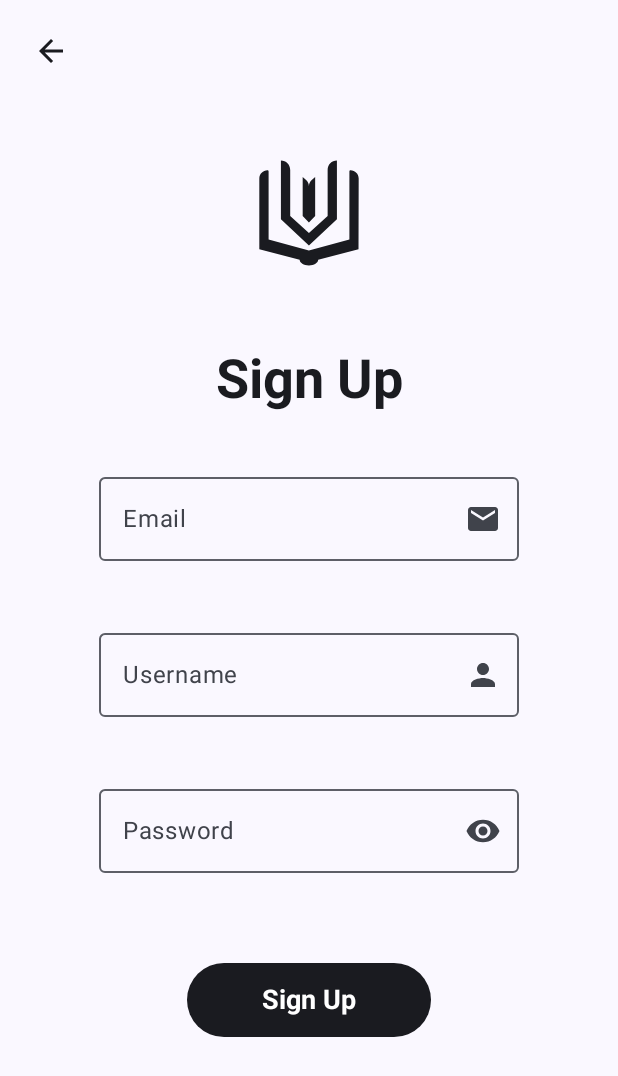
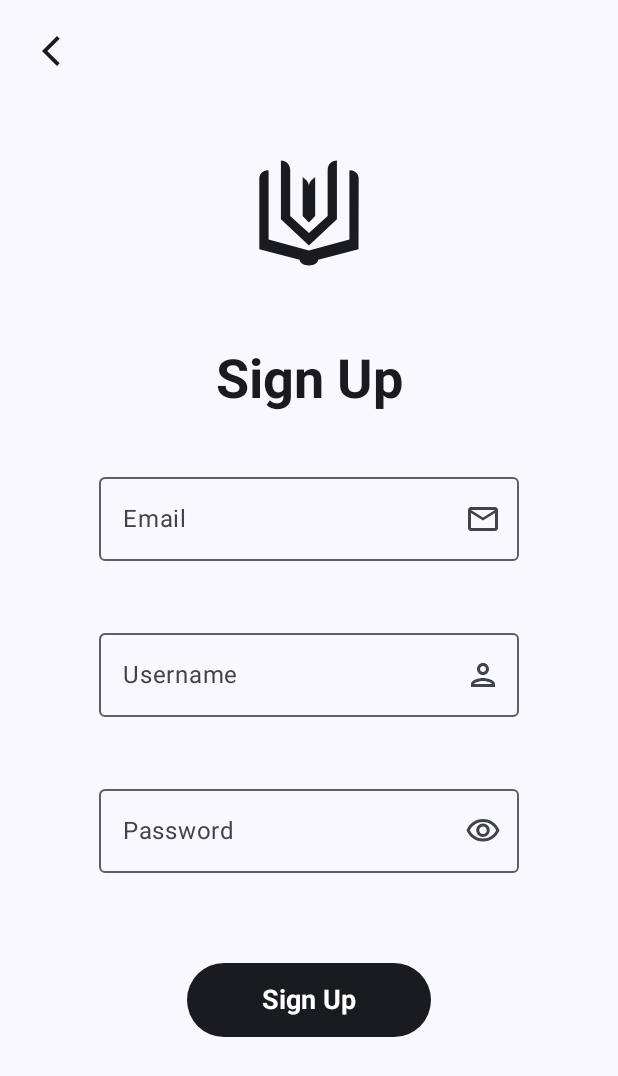
Before and after one commit to almerti/Egline, an Android app built with Jetpack Compose: the RegisterScreen screen opened through its navigation route, on a phone screen of 412 x 824 dp. Shown: the top 1076 px of the screen. Run offline under Robolectric (Android 15) with nearby library versions, the phone set to English and light mode, and no system bars; our stand-ins replace Dagger/Hilt's generated code; network calls fail.

Commit message:
Changed fields icons

```diff
--- a/app/src/main/java/almerti/egline/feature/login/LoginScreen.kt
+++ b/app/src/main/java/almerti/egline/feature/login/LoginScreen.kt
@@ -27,8 +27,12 @@ import androidx.compose.ui.unit.dp
 import androidx.compose.ui.unit.sp
 import almerti.egline.ui.components.PasswordField
 import android.annotation.SuppressLint
+import android.graphics.drawable.Icon
 import androidx.compose.foundation.layout.Spacer
 import androidx.compose.foundation.layout.fillMaxWidth
+import androidx.compose.material.icons.Icons
+import androidx.compose.material.icons.outlined.Deck
+import androidx.compose.material.icons.outlined.Email
 import androidx.compose.material3.Icon
 import androidx.compose.material3.MaterialTheme
 import androidx.compose.material3.Scaffold
@@ -92,7 +96,7 @@ fun LoginScreen(
                 CustomTextField(
                     // email field
                     labelText = stringResource(id = R.string.email_label),
-                    icon = R.drawable.baseline_email_24,
+                    icon = {Icon(Icons.Outlined.Email, contentDescription = null)},
                     value = state.email,
                     onValueChange = {
                         viewModel.onEvent(LoginFormEvent.EmailChanged(it))
--- a/app/src/main/java/almerti/egline/feature/register/RegisterScreen.kt
+++ b/app/src/main/java/almerti/egline/feature/register/RegisterScreen.kt
@@ -27,6 +27,9 @@ import androidx.compose.ui.unit.sp
 import almerti.egline.ui.components.PasswordField
 import android.annotation.SuppressLint
 import androidx.compose.foundation.layout.fillMaxWidth
+import androidx.compose.material.icons.Icons
+import androidx.compose.material.icons.outlined.Email
+import androidx.compose.material.icons.outlined.Person
 import androidx.compose.material3.Icon
 import androidx.compose.material3.MaterialTheme
 import androidx.compose.material3.Scaffold
@@ -89,7 +92,7 @@ fun RegisterScreen(
                 CustomTextField(
                     // email field
                     labelText = stringResource(id = R.string.email_label),
-                    icon = R.drawable.baseline_email_24,
+                    icon = {Icon(Icons.Outlined.Email, contentDescription = null)},
                     value = state.email,
                     onValueChange = {
                         viewModel.onEvent(RegisterFormEvent.EmailChanged(it))
@@ -100,7 +103,7 @@ fun RegisterScreen(
                 CustomTextField(
                     // username field
                     labelText = stringResource(id = R.string.username_label),
-                    icon = R.drawable.baseline_person_24,
+                    icon = {Icon(Icons.Outlined.Person, contentDescription = null)},
                     value = state.displayName,
                     onValueChange = {
                         viewModel.onEvent(RegisterFormEvent.DisplayNameChanged(it))
--- a/app/src/main/java/almerti/egline/ui/components/BackButton.kt
+++ b/app/src/main/java/almerti/egline/ui/components/BackButton.kt
@@ -4,6 +4,8 @@ import almerti.egline.R
 import androidx.compose.foundation.layout.PaddingValues
 import androidx.compose.foundation.layout.size
 import androidx.compose.foundation.shape.CircleShape
+import androidx.compose.material.icons.Icons
+import androidx.compose.material.icons.outlined.ArrowBackIosNew
 import androidx.compose.material3.Button
 import androidx.compose.material3.ButtonDefaults
 import androidx.compose.material3.Icon
@@ -24,7 +26,7 @@ fun BackButton(
         onClick = onBackClick,
         content = {
             Icon(
-                imageVector = ImageVector.vectorResource(R.drawable.baseline_arrow_back_24),
+                imageVector = Icons.Outlined.ArrowBackIosNew,
                 contentDescription = null,
                 tint = MaterialTheme.colorScheme.onSurface,
             )
--- a/app/src/main/java/almerti/egline/ui/components/CustomTextField.kt
+++ b/app/src/main/java/almerti/egline/ui/components/CustomTextField.kt
@@ -14,7 +14,7 @@ import androidx.compose.ui.unit.dp
 @Composable
 fun CustomTextField(
     labelText: String,
-    icon: Int,
+    icon: @Composable () -> Unit,
     value: String,
     onValueChange: (String) -> Unit,
     isError: Boolean,
@@ -24,12 +24,7 @@ fun CustomTextField(
         modifier = Modifier.padding(bottom = 24.dp),
         value = value,
         label = {Text(text = labelText)},
-        trailingIcon = {
-            Icon(
-                imageVector = ImageVector.vectorResource(icon),
-                contentDescription = null,
-            )
-        },
+        trailingIcon = icon,
         onValueChange = onValueChange,
         isError = isError,
         supportingText = {
--- a/app/src/main/java/almerti/egline/ui/components/PasswordField.kt
+++ b/app/src/main/java/almerti/egline/ui/components/PasswordField.kt
@@ -1,7 +1,12 @@
 package almerti.egline.ui.components
 
 import almerti.egline.R
+import android.annotation.SuppressLint
 import androidx.compose.foundation.layout.padding
+import androidx.compose.material.icons.Icons
+import androidx.compose.material.icons.outlined.Email
+import androidx.compose.material.icons.outlined.Visibility
+import androidx.compose.material.icons.outlined.VisibilityOff
 import androidx.compose.material3.Icon
 import androidx.compose.material3.IconButton
 import androidx.compose.material3.MaterialTheme
@@ -21,6 +26,7 @@ import androidx.compose.ui.text.input.PasswordVisualTransformation
 import androidx.compose.ui.text.input.VisualTransformation
 import androidx.compose.ui.unit.dp
 
+@SuppressLint("UnrememberedMutableState")
 @Composable
 fun PasswordField(
     value: String,
@@ -29,7 +35,6 @@ fun PasswordField(
     supportingText: String?
 ) {
     var passwordVisibility: Boolean by remember {mutableStateOf(false)}
-    val icon = remember {mutableIntStateOf(R.drawable.baseline_visibility_24)}
 
     OutlinedTextField(
         modifier = Modifier.padding(bottom = 24.dp),
@@ -37,18 +42,15 @@ fun PasswordField(
         label = {Text(text = stringResource(id = R.string.password_label))},
         visualTransformation = if (passwordVisibility) VisualTransformation.None else PasswordVisualTransformation(),
         trailingIcon = {
+            val image = if (passwordVisibility)
+                Icons.Outlined.VisibilityOff
+            else Icons.Outlined.Visibility
+
             IconButton(
-                onClick = {
-                    passwordVisibility = !passwordVisibility
-                    if (passwordVisibility) {
-                        icon.intValue = R.drawable.baseline_visibility_off_24
-                    } else {
-                        icon.intValue = R.drawable.baseline_visibility_24
-                    }
-                },
+                onClick = {passwordVisibility = !passwordVisibility},
             ) {
                 Icon(
-                    imageVector = ImageVector.vectorResource(icon.intValue),
+                    imageVector = image,
                     contentDescription = null,
                 )
             }
--- a/app/src/main/res/drawable/baseline_arrow_back_24.xml
+++ /dev/null
@@ -1,5 +0,0 @@
-<vector xmlns:android="http://schemas.android.com/apk/res/android" android:autoMirrored="true" android:height="24dp" android:tint="#000000" android:viewportHeight="24" android:viewportWidth="24" android:width="24dp">
-
-    <path android:fillColor="@android:color/white" android:pathData="M20,11H7.83l5.59,-5.59L12,4l-8,8 8,8 1.41,-1.41L7.83,13H20v-2z"/>
-
-</vector>
--- a/app/src/main/res/drawable/baseline_email_24.xml
+++ /dev/null
@@ -1,5 +0,0 @@
-<vector xmlns:android="http://schemas.android.com/apk/res/android" android:height="24dp" android:tint="#000000" android:viewportHeight="24" android:viewportWidth="24" android:width="24dp">
-
-    <path android:fillColor="@android:color/white" android:pathData="M20,4L4,4c-1.1,0 -1.99,0.9 -1.99,2L2,18c0,1.1 0.9,2 2,2h16c1.1,0 2,-0.9 2,-2L22,6c0,-1.1 -0.9,-2 -2,-2zM20,8l-8,5 -8,-5L4,6l8,5 8,-5v2z"/>
-
-</vector>
--- a/app/src/main/res/drawable/baseline_person_24.xml
+++ /dev/null
@@ -1,5 +0,0 @@
-<vector xmlns:android="http://schemas.android.com/apk/res/android" android:height="24dp" android:tint="#000000" android:viewportHeight="24" android:viewportWidth="24" android:width="24dp">
-
-    <path android:fillColor="@android:color/white" android:pathData="M12,12c2.21,0 4,-1.79 4,-4s-1.79,-4 -4,-4 -4,1.79 -4,4 1.79,4 4,4zM12,14c-2.67,0 -8,1.34 -8,4v2h16v-2c0,-2.66 -5.33,-4 -8,-4z"/>
-
-</vector>
--- a/app/src/main/res/drawable/baseline_visibility_24.xml
+++ /dev/null
@@ -1,5 +0,0 @@
-<vector xmlns:android="http://schemas.android.com/apk/res/android" android:height="24dp" android:tint="#000000" android:viewportHeight="24" android:viewportWidth="24" android:width="24dp">
-
-    <path android:fillColor="@android:color/white" android:pathData="M12,4.5C7,4.5 2.73,7.61 1,12c1.73,4.39 6,7.5 11,7.5s9.27,-3.11 11,-7.5c-1.73,-4.39 -6,-7.5 -11,-7.5zM12,17c-2.76,0 -5,-2.24 -5,-5s2.24,-5 5,-5 5,2.24 5,5 -2.24,5 -5,5zM12,9c-1.66,0 -3,1.34 -3,3s1.34,3 3,3 3,-1.34 3,-3 -1.34,-3 -3,-3z"/>
-
-</vector>
--- a/app/src/main/res/drawable/baseline_visibility_off_24.xml
+++ /dev/null
@@ -1,5 +0,0 @@
-<vector xmlns:android="http://schemas.android.com/apk/res/android" android:height="24dp" android:tint="#000000" android:viewportHeight="24" android:viewportWidth="24" android:width="24dp">
-
-    <path android:fillColor="@android:color/white" android:pathData="M12,7c2.76,0 5,2.24 5,5 0,0.65 -0.13,1.26 -0.36,1.83l2.92,2.92c1.51,-1.26 2.7,-2.89 3.43,-4.75 -1.73,-4.39 -6,-7.5 -11,-7.5 -1.4,0 -2.74,0.25 -3.98,0.7l2.16,2.16C10.74,7.13 11.35,7 12,7zM2,4.27l2.28,2.28 0.46,0.46C3.08,8.3 1.78,10.02 1,12c1.73,4.39 6,7.5 11,7.5 1.55,0 3.03,-0.3 4.38,-0.84l0.42,0.42L19.73,22 21,20.73 3.27,3 2,4.27zM7.53,9.8l1.55,1.55c-0.05,0.21 -0.08,0.43 -0.08,0.65 0,1.66 1.34,3 3,3 0.22,0 0.44,-0.03 0.65,-0.08l1.55,1.55c-0.67,0.33 -1.41,0.53 -2.2,0.53 -2.76,0 -5,-2.24 -5,-5 0,-0.79 0.2,-1.53 0.53,-2.2zM11.84,9.02l3.15,3.15 0.02,-0.16c0,-1.66 -1.34,-3 -3,-3l-0.17,0.01z"/>
-
-</vector>
```
